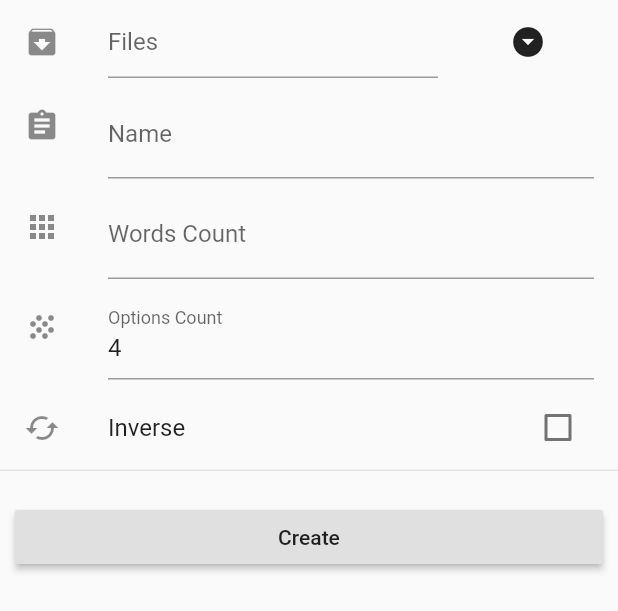
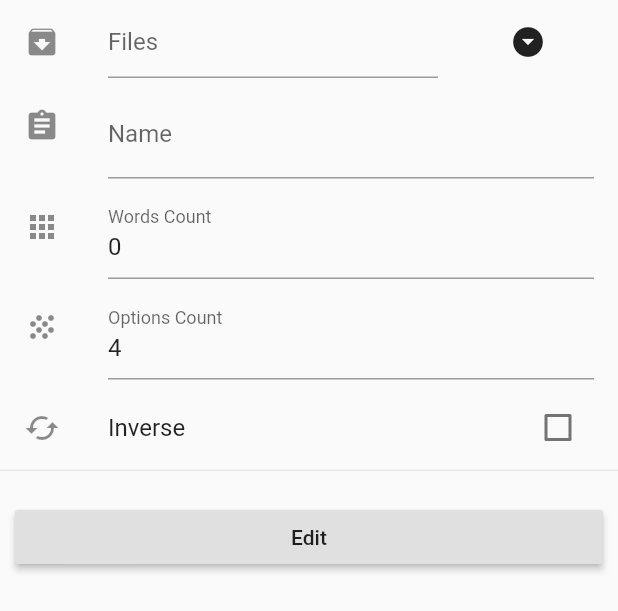
Before and after one commit to kgiannakakis/word_study, a Flutter app: the QuizSettingsForm widget shown alone on an empty page, opened directly with empty values, on a phone screen of 412 x 824 dp. Shown: the top 611 px of the screen. Run offline on Flutter 3.47's test engine with Material 2 defaults, Android fonts, the phone set to English and light mode, and no system bars; our stand-ins replace charts_flutter, flutter_redux, font_awesome_flutter, google_sign_in, redux, shared_preferences and 1 more; missing offline and left inert: spreadsheet_decoder, validator; accounts and stored records are empty.

Commit message:
Quiz setting form edit mode

```diff
--- a/lib/i18n/intl_el.arb
+++ b/lib/i18n/intl_el.arb
@@ -91,6 +91,12 @@
   "create": "Δημιουργία",
   "@create": {
     "description": "Create label",
+    "type": "text",
+    "placeholders": {}
+  },
+  "edit": "Επεξεργασία",
+  "@edit": {
+    "description": "Edit label",
     "type": "text",
     "placeholders": {}
   },
--- a/lib/i18n/intl_en.arb
+++ b/lib/i18n/intl_en.arb
@@ -91,6 +91,12 @@
   "create": "Create",
   "@create": {
     "description": "Create label",
+    "type": "text",
+    "placeholders": {}
+  },
+  "edit": "Edit",
+  "@edit": {
+    "description": "Edit label",
     "type": "text",
     "placeholders": {}
   },
--- a/lib/i18n/intl_messages.arb
+++ b/lib/i18n/intl_messages.arb
@@ -1,5 +1,5 @@
 {
-  "@@last_modified": "2018-05-08T11:21:21.175523",
+  "@@last_modified": "2018-05-14T09:48:07.353635",
   "title": "Word Study",
   "@title": {
     "description": "Title for Word Study application",
@@ -91,6 +91,12 @@
   "create": "Create",
   "@create": {
     "description": "Create label",
+    "type": "text",
+    "placeholders": {}
+  },
+  "edit": "Edit",
+  "@edit": {
+    "description": "Edit label",
     "type": "text",
     "placeholders": {}
   },
--- a/lib/i18n/messages_el.dart
+++ b/lib/i18n/messages_el.dart
@@ -39,6 +39,7 @@ class MessageLookup extends MessageLookupByLibrary {
     "create" : MessageLookupByLibrary.simpleMessage("Δημιουργία"),
     "dismissed" : m0,
     "download" : MessageLookupByLibrary.simpleMessage("Λήψη"),
+    "edit" : MessageLookupByLibrary.simpleMessage("Επεξεργασία"),
     "exit" : MessageLookupByLibrary.simpleMessage("Έξοδος"),
     "exitQuiz" : MessageLookupByLibrary.simpleMessage("Έξοδος"),
     "exitQuizWarning" : MessageLookupByLibrary.simpleMessage("Είστε σίγουροι ότι θέλετε να τερματίσετε το τεστ;"),
--- a/lib/i18n/messages_en.dart
+++ b/lib/i18n/messages_en.dart
@@ -39,6 +39,7 @@ class MessageLookup extends MessageLookupByLibrary {
     "create" : MessageLookupByLibrary.simpleMessage("Create"),
     "dismissed" : m0,
     "download" : MessageLookupByLibrary.simpleMessage("Download"),
+    "edit" : MessageLookupByLibrary.simpleMessage("Edit"),
     "exit" : MessageLookupByLibrary.simpleMessage("Exit"),
     "exitQuiz" : MessageLookupByLibrary.simpleMessage("Exit Quiz"),
     "exitQuizWarning" : MessageLookupByLibrary.simpleMessage("Are you sure you want to exit the quiz?"),
--- a/lib/i18n/messages_messages.dart
+++ b/lib/i18n/messages_messages.dart
@@ -39,6 +39,7 @@ class MessageLookup extends MessageLookupByLibrary {
     "create" : MessageLookupByLibrary.simpleMessage("Create"),
     "dismissed" : m0,
     "download" : MessageLookupByLibrary.simpleMessage("Download"),
+    "edit" : MessageLookupByLibrary.simpleMessage("Edit"),
     "exit" : MessageLookupByLibrary.simpleMessage("Exit"),
     "exitQuiz" : MessageLookupByLibrary.simpleMessage("Exit Quiz"),
     "exitQuizWarning" : MessageLookupByLibrary.simpleMessage("Are you sure you want to exit the quiz?"),
--- a/lib/localizations.dart
+++ b/lib/localizations.dart
@@ -140,6 +140,14 @@ class WordStudyLocalizations {
       'Create',
       name: 'create',
       desc: 'Create label',
+    );
+  }
+
+  String get edit {
+    return Intl.message(
+      'Edit',
+      name: 'edit',
+      desc: 'Edit label',
     );
   }
 
--- a/lib/screens/quiz_settings_form.dart
+++ b/lib/screens/quiz_settings_form.dart
@@ -1,9 +1,9 @@
 import 'package:flutter/material.dart';
 import 'package:meta/meta.dart';
+import 'package:word_study/localizations.dart';
 import 'package:word_study/models/quiz.dart';
 import 'package:word_study/models/quiz_settings.dart';
 import 'package:word_study/screens/files_list_screen.dart';
-import 'package:word_study/localizations.dart';
 
 typedef OnSaveCallback = Function(Quiz quiz);
 typedef QuizExists = bool Function(String name);
@@ -16,12 +16,14 @@ class QuizSettingsForm extends StatefulWidget {
   final GetTotalWordsCount getTotalWordsCount;
   final int totalWordsCount;
   final String name;
+  final Quiz quiz;
 
   QuizSettingsForm({@required this.onSave, @required this.quizExists,
-    this.files, this.name, this.getTotalWordsCount, this.totalWordsCount});
+    this.files, this.name, this.getTotalWordsCount, this.totalWordsCount, this.quiz});
 
   @override State createState() => new QuizSettingsScreenState(onSave: onSave,
-      quizExists: quizExists, files: files, name: name, getTotalWordsCount: getTotalWordsCount);
+      quizExists: quizExists, files: files, name: name, getTotalWordsCount: getTotalWordsCount,
+      quiz: quiz);
 }
 
 class QuizSettingsScreenState extends State<QuizSettingsForm> {
@@ -33,15 +35,16 @@ class QuizSettingsScreenState extends State<QuizSettingsForm> {
   final GetTotalWordsCount getTotalWordsCount;
   final List<String> files;
   final String name;
+  final Quiz quiz;
 
   QuizSettingsScreenState({@required this.onSave, @required this.quizExists,
-                      this.files, this.name, this.getTotalWordsCount});
+                      this.files, this.name, this.getTotalWordsCount, this.quiz});
 
   String _filesList;
   String _name;
   int _wordsCount;
   int _optionsCount;
-  int totalWordsCount;
+  int _totalWordsCount;
   bool _inverse;
 
   TextEditingController _wordEditingController;
@@ -49,12 +52,27 @@ class QuizSettingsScreenState extends State<QuizSettingsForm> {
   @override void initState() {
     super.initState();
 
-    setState(() {
-      _inverse  = false;
-      _filesList = files.join(',');
-      totalWordsCount = getTotalWordsCount();
-      _wordEditingController = new TextEditingController(text: '$totalWordsCount');
-    });
+    if (quiz != null) {
+      setState(() {
+        _inverse = quiz.settings.inverse;
+        _filesList = quiz.filenames.join(',');
+        _name = quiz.name;
+        _wordsCount = quiz.settings.wordsCount;
+        _optionsCount = quiz.settings.optionsCount;
+        _totalWordsCount = getTotalWordsCount();
+        _wordEditingController =
+        new TextEditingController(text: '$_totalWordsCount');
+      });
+    }
+    else {
+      setState(() {
+        _inverse = false;
+        _filesList = files.join(',');
+        _totalWordsCount = getTotalWordsCount();
+        _wordEditingController =
+        new TextEditingController(text: '$_totalWordsCount');
+      });
+    }
   }
 
   @override
@@ -63,9 +81,9 @@ class QuizSettingsScreenState extends State<QuizSettingsForm> {
 
     if (oldWidget.totalWordsCount != getTotalWordsCount()) {
       setState(() {
-        totalWordsCount = getTotalWordsCount();
+        _totalWordsCount = getTotalWordsCount();
         _wordEditingController =
-        new TextEditingController(text: '$totalWordsCount');
+        new TextEditingController(text: '$_totalWordsCount');
       });
     }
   }
@@ -139,8 +157,8 @@ class QuizSettingsScreenState extends State<QuizSettingsForm> {
               if (v < 1) {
                 return WordStudyLocalizations.of(context).pleaseEnterANumberGreaterThan0;
               }
-              if (v > totalWordsCount) {
-                return WordStudyLocalizations.of(context).pleaseEnterANumberLessThan(totalWordsCount);
+              if (v > _totalWordsCount) {
+                return WordStudyLocalizations.of(context).pleaseEnterANumberLessThan(_totalWordsCount);
               }
             },
             onSaved: (value) {
@@ -166,8 +184,8 @@ class QuizSettingsScreenState extends State<QuizSettingsForm> {
               if (v < 1) {
                 return WordStudyLocalizations.of(context).pleaseEnterANumberGreaterThan0;
               }
-              if (v > totalWordsCount) {
-                return WordStudyLocalizations.of(context).pleaseEnterANumberLessThan(totalWordsCount);
+              if (v > _totalWordsCount) {
+                return WordStudyLocalizations.of(context).pleaseEnterANumberLessThan(_totalWordsCount);
               }
             },
             onSaved: (value) {
@@ -191,7 +209,9 @@ class QuizSettingsScreenState extends State<QuizSettingsForm> {
           width: screenSize.width - 20.0,
           child: new RaisedButton(
             child: new Text(
-                WordStudyLocalizations.of(context).create
+                quiz == null ?
+                    WordStudyLocalizations.of(context).create :
+                    WordStudyLocalizations.of(context).edit
             ),
             onPressed: () {
               if (_formKey.currentState.validate()) {
```
Also changed, not shown: pubspec.lock.
